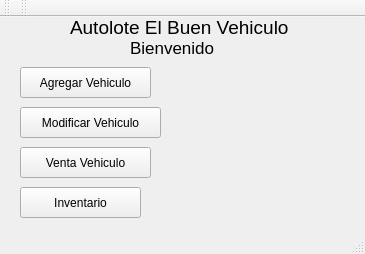
First picture: the form in AutoLote/mainwindow.ui, repository Areyes-Trimarchi/Proyecto_Progra3_AlvaroReyes_113419020, before the edit.
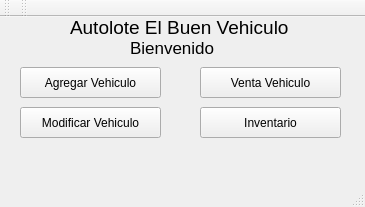
Second picture: the form after the edit.

The edit to the form file:
```diff
--- a/AutoLote/mainwindow.ui
+++ b/AutoLote/mainwindow.ui
@@ -7,7 +7,7 @@
     <x>0</x>
     <y>0</y>
     <width>365</width>
-    <height>254</height>
+    <height>207</height>
    </rect>
   </property>
   <property name="windowTitle">
@@ -55,7 +55,7 @@
      <rect>
       <x>20</x>
       <y>50</y>
-      <width>131</width>
+      <width>141</width>
       <height>31</height>
      </rect>
     </property>
@@ -85,9 +85,9 @@
    <widget class="QPushButton" name="pb_venta_vehiculo">
     <property name="geometry">
      <rect>
-      <x>20</x>
-      <y>130</y>
-      <width>131</width>
+      <x>200</x>
+      <y>50</y>
+      <width>141</width>
       <height>31</height>
      </rect>
     </property>
@@ -101,9 +101,9 @@
    <widget class="QPushButton" name="pb_inventario">
     <property name="geometry">
      <rect>
-      <x>20</x>
-      <y>170</y>
-      <width>121</width>
+      <x>200</x>
+      <y>90</y>
+      <width>141</width>
       <height>31</height>
      </rect>
     </property>
```
